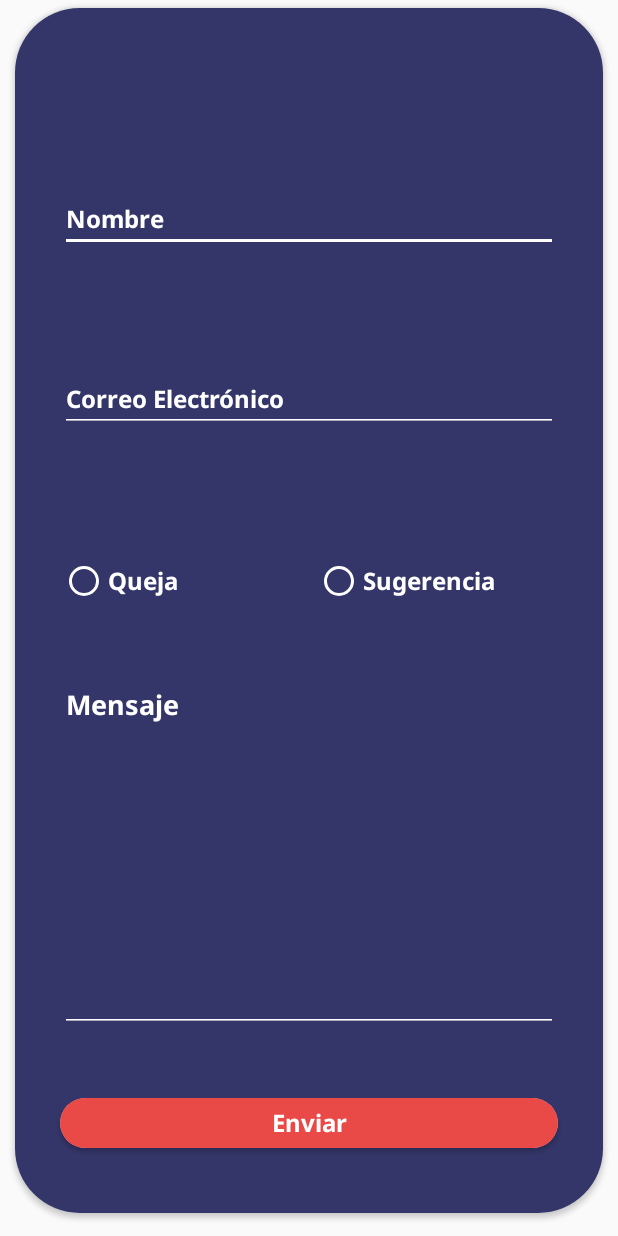
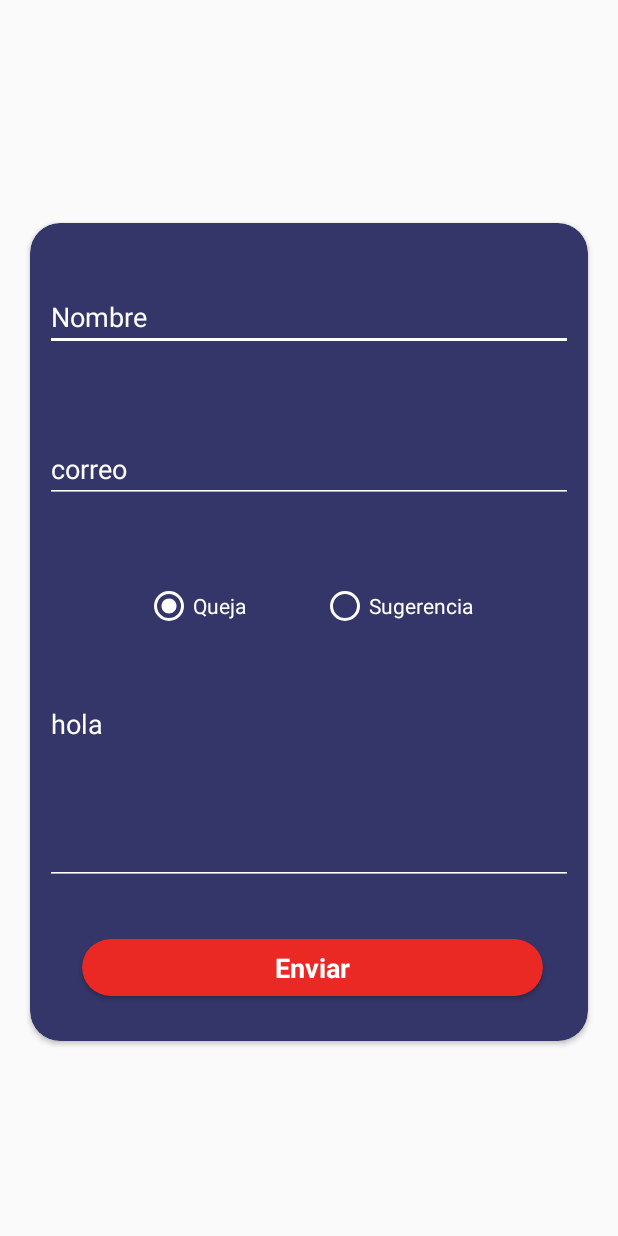
Before and after one commit to VicenteAguileraPerez/IntegraTec, an Android app: the layout activity_complain_suggestions.xml on its own in the app's theme, with its tools: preview values and no code run, on a phone screen of 412 x 824 dp. Run offline under Robolectric (Android 15) with nearby library versions, the phone set to English and light mode, and no system bars.

Commit message:
[ADD] Vista de quejas y sugerencias

```diff
--- a/app/src/main/res/font/noto_sans_bold.xml
+++ /dev/null
@@ -1,7 +0,0 @@
-<?xml version="1.0" encoding="utf-8"?>
-<font-family xmlns:app="http://schemas.android.com/apk/res-auto"
-        app:fontProviderAuthority="com.google.android.gms.fonts"
-        app:fontProviderPackage="com.google.android.gms"
-        app:fontProviderQuery="name=Noto Sans&amp;weight=700"
-        app:fontProviderCerts="@array/com_google_android_gms_fonts_certs">
-</font-family>
--- a/app/src/main/res/layout/activity_complain_suggestions.xml
+++ b/app/src/main/res/layout/activity_complain_suggestions.xml
@@ -9,188 +9,230 @@
 
     <ScrollView
         android:layout_width="match_parent"
-        android:layout_height="match_parent"
-        android:fillViewport="true"
+        android:layout_height="wrap_content"
+        android:layout_gravity="fill_vertical"
         app:layout_constraintBottom_toBottomOf="parent"
         app:layout_constraintEnd_toEndOf="parent"
         app:layout_constraintStart_toStartOf="parent"
         app:layout_constraintTop_toTopOf="parent">
 
-        <androidx.cardview.widget.CardView
-            android:layout_width="match_parent"
-            android:layout_height="wrap_content"
-            android:layout_marginStart="10dp"
-            android:layout_marginTop="5dp"
-            android:layout_marginEnd="10dp"
-            android:layout_marginBottom="15dp"
-            app:cardCornerRadius="43dp">
 
         <androidx.constraintlayout.widget.ConstraintLayout
             android:layout_width="match_parent"
+            android:layout_height="700dp">
+
+            <androidx.cardview.widget.CardView
+                android:id="@+id/cardView2"
+                android:layout_width="match_parent"
                 android:layout_height="match_parent"
-                android:background="#343669">
+                android:layout_margin="20dp"
+                android:elevation="1dp"
+                app:cardBackgroundColor="#343669"
+                app:cardCornerRadius="20dp"
+                app:layout_constraintBottom_toBottomOf="parent"
+                app:layout_constraintEnd_toEndOf="parent"
+                app:layout_constraintStart_toStartOf="parent"
+                app:layout_constraintTop_toTopOf="@+id/guideline9">
+
+                <androidx.constraintlayout.widget.ConstraintLayout
+                    android:layout_width="match_parent"
+                    android:layout_height="match_parent">
+
+
+                    <RadioGroup
+                        android:layout_width="wrap_content"
+                        android:layout_height="40dp"
+                        android:layout_margin="10dp"
+                        android:orientation="horizontal"
+                        app:layout_constraintBottom_toTopOf="@+id/guideline5"
+                        app:layout_constraintEnd_toEndOf="parent"
+                        app:layout_constraintStart_toStartOf="parent"
+                        app:layout_constraintTop_toTopOf="@+id/guideline6">
+
+                        <RadioButton
+
+                            android:id="@+id/radioButton_queja"
+                            android:layout_width="wrap_content"
+                            android:layout_height="wrap_content"
+                            android:buttonTint="#FFFFFF"
+                            android:checked="true"
+                            android:text="@string/queja"
+                            android:textColor="#FFFFFF" />
+
+
+                        <Space
+                            android:layout_width="50dp"
+                            android:layout_height="wrap_content" />
+
+                        <RadioButton
+                            android:id="@+id/radioButton_sugerencia"
+                            android:layout_width="wrap_content"
+                            android:layout_height="wrap_content"
+                            android:buttonTint="#FFFFFF"
+                            android:text="@string/sugerencia"
+                            android:textColor="#FFFFFF" />
+                    </RadioGroup>
+
+                    <EditText
+                        android:id="@+id/editText_mensaje"
+                        android:layout_width="match_parent"
+                        android:layout_height="130dp"
+                        android:layout_margin="10dp"
+                        android:backgroundTint="#FFFFFF"
+                        android:ems="10"
+                        android:gravity="start|top"
+                        android:hint="@string/mensaje"
+                        android:importantForAutofill="no"
+                        android:inputType="textMultiLine"
+                        android:text="hola"
+                        android:textColor="@color/cardview_light_background"
+                        android:textColorHint="@color/cardview_light_background"
+                        app:layout_constraintBottom_toTopOf="@+id/guideline2"
+                        app:layout_constraintEnd_toEndOf="parent"
+                        app:layout_constraintStart_toStartOf="parent"
+                        app:layout_constraintTop_toTopOf="@+id/guideline5" />
+
+                    <EditText
+                        android:id="@+id/editText_email"
+                        android:layout_width="match_parent"
+                        android:layout_height="40dp"
+                        android:layout_margin="10dp"
+                        android:autofillHints=""
+                        android:backgroundTint="#FFFFFF"
+                        android:ems="10"
+                        android:hint="correo"
+                        android:inputType="textEmailAddress"
+                        android:textColor="@color/cardview_light_background"
+                        android:textColorHint="@color/cardview_light_background"
+                        app:layout_constraintBottom_toTopOf="@+id/guideline6"
+                        app:layout_constraintEnd_toEndOf="parent"
+                        app:layout_constraintStart_toStartOf="parent"
+                        app:layout_constraintTop_toTopOf="@+id/guideline4" />
+
+                    <EditText
+                        android:id="@+id/editText_nombre"
+                        android:layout_width="match_parent"
+                        android:layout_height="40dp"
+                        android:layout_margin="10dp"
+                        android:backgroundTint="#FFFFFF"
+                        android:ems="10"
+                        android:hint="@string/nombre"
+                        android:importantForAutofill="no"
+                        android:inputType="textCapWords"
+                        android:textColor="@color/cardview_light_background"
+                        android:textColorHint="@color/cardview_light_background"
+                        app:layout_constraintBottom_toTopOf="@+id/guideline4"
+                        app:layout_constraintEnd_toEndOf="parent"
+                        app:layout_constraintStart_toStartOf="parent"
+                        app:layout_constraintTop_toTopOf="@+id/guideline3" />
+
+                    <androidx.constraintlayout.widget.Guideline
+                        android:id="@+id/guideline7"
+                        android:layout_width="wrap_content"
+                        android:layout_height="wrap_content"
+                        android:orientation="vertical"
+                        app:layout_constraintGuide_percent="0.5" />
+
+
+                    <androidx.constraintlayout.widget.Guideline
+                        android:id="@+id/guideline"
+                        android:layout_width="wrap_content"
+                        android:layout_height="wrap_content"
+                        android:orientation="horizontal"
+                        app:layout_constraintGuide_percent="0.97" />
 
                     <androidx.constraintlayout.widget.Guideline
                         android:id="@+id/guideline2"
                         android:layout_width="wrap_content"
                         android:layout_height="wrap_content"
                         android:orientation="horizontal"
-                    app:layout_constraintGuide_percent="0.10" />
+                        app:layout_constraintGuide_percent="0.85" />
 
                     <androidx.constraintlayout.widget.Guideline
                         android:id="@+id/guideline3"
                         android:layout_width="wrap_content"
                         android:layout_height="wrap_content"
                         android:orientation="horizontal"
-                    app:layout_constraintGuide_percent="0.25" />
-
-                <EditText
-                    android:id="@+id/editTextTextPersonName"
-                    android:layout_width="match_parent"
-                    android:layout_height="wrap_content"
-                    android:layout_marginStart="30dp"
-                    android:layout_marginEnd="30dp"
-                    android:backgroundTint="#FFFFFF"
-                    android:ems="10"
-                    android:fontFamily="@font/noto_sans_bold"
-                    android:hint="@string/nombre"
-                    android:importantForAutofill="no"
-                    android:inputType="textPersonName"
-                    android:textColorHint="#FFFFFF"
-                    android:textSize="16sp"
-                    app:layout_constraintBottom_toTopOf="@+id/guideline3"
-                    app:layout_constraintEnd_toEndOf="parent"
-                    app:layout_constraintStart_toStartOf="parent"
-                    app:layout_constraintTop_toTopOf="@+id/guideline2" />
+                        app:layout_constraintGuide_percent="0.05" />
 
                     <androidx.constraintlayout.widget.Guideline
                         android:id="@+id/guideline4"
                         android:layout_width="wrap_content"
                         android:layout_height="wrap_content"
                         android:orientation="horizontal"
-                    app:layout_constraintGuide_percent="0.40" />
-
-                <EditText
-                    android:id="@+id/editTextTextPersonName2"
-                    android:layout_width="match_parent"
-                    android:layout_height="wrap_content"
-                    android:layout_marginStart="30dp"
-                    android:layout_marginEnd="30dp"
-                    android:backgroundTint="#ffffff"
-                    android:ems="10"
-                    android:fontFamily="@font/noto_sans_bold"
-                    android:hint="@string/email"
-                    android:importantForAutofill="no"
-                    android:inputType="textPersonName"
-                    android:textColorHint="#FFFFFF"
-                    android:textSize="16sp"
-                    app:layout_constraintBottom_toTopOf="@+id/guideline4"
-                    app:layout_constraintEnd_toEndOf="parent"
-                    app:layout_constraintStart_toStartOf="parent"
-                    app:layout_constraintTop_toTopOf="@+id/guideline3" />
-
-                <RadioGroup
-                    android:layout_width="match_parent"
-                    android:layout_height="wrap_content"
-                    android:layout_marginStart="30dp"
-                    android:layout_marginEnd="30dp"
-                    android:orientation="horizontal"
-                    app:layout_constraintBottom_toTopOf="@+id/guideline5"
-                    app:layout_constraintEnd_toEndOf="parent"
-                    app:layout_constraintStart_toStartOf="parent"
-                    app:layout_constraintTop_toTopOf="@+id/guideline4">
-
-                    <RadioButton
-                        android:id="@+id/radioButton3"
-                        android:layout_width="wrap_content"
-                        android:layout_height="wrap_content"
-                        android:layout_weight="1"
-                        android:buttonTint="#ffffff"
-                        android:fontFamily="@font/noto_sans_bold"
-                        android:text="@string/queja"
-                        android:textColor="#FFFFFF"
-                        android:textSize="16sp" />
-
-                    <RadioButton
-                        android:id="@+id/radioButton4"
-                        android:layout_width="wrap_content"
-                        android:layout_height="wrap_content"
-                        android:layout_marginStart="50dp"
-                        android:layout_weight="1"
-                        android:buttonTint="#ffffff"
-                        android:fontFamily="@font/noto_sans_bold"
-                        android:text="@string/sugerencia"
-                        android:textColor="#FFFFFF"
-                        android:textSize="16sp" />
-                </RadioGroup>
+                        app:layout_constraintGuide_percent="0.19" />
 
                     <androidx.constraintlayout.widget.Guideline
                         android:id="@+id/guideline5"
                         android:layout_width="wrap_content"
                         android:layout_height="wrap_content"
                         android:orientation="horizontal"
-                    app:layout_constraintGuide_percent="0.55" />
-
-                <EditText
-                    android:id="@+id/editTextTextMultiLine"
-                    android:layout_width="0dp"
-                    android:layout_height="0dp"
-                    android:layout_marginStart="30dp"
-                    android:layout_marginEnd="30dp"
-                    android:backgroundTint="#FFFFFF"
-                    android:ems="10"
-                    android:fontFamily="@font/noto_sans_bold"
-                    android:gravity="start|top"
-                    android:hint="@string/mensaje"
-                    android:importantForAutofill="no"
-                    android:inputType="textMultiLine"
-                    android:textColorHint="#FFFFFF"
-                    app:layout_constraintBottom_toTopOf="@+id/guideline6"
-                    app:layout_constraintEnd_toEndOf="parent"
-                    app:layout_constraintStart_toStartOf="parent"
-                    app:layout_constraintTop_toTopOf="@+id/guideline5" />
+                        app:layout_constraintGuide_percent="0.53" />
 
                     <androidx.constraintlayout.widget.Guideline
                         android:id="@+id/guideline6"
                         android:layout_width="wrap_content"
                         android:layout_height="wrap_content"
                         android:orientation="horizontal"
-                    app:layout_constraintGuide_percent="0.85" />
+                        app:layout_constraintGuide_percent="0.42" />
 
                     <androidx.cardview.widget.CardView
-                    android:layout_width="0dp"
+                        android:id="@+id/cardView_ButtonPublicar"
+                        android:layout_width="307dp"
+                        android:layout_height="38dp"
+                        android:layout_gravity="center"
+                        app:cardBackgroundColor="#EA2925"
+                        app:cardCornerRadius="20dp"
+                        app:layout_constraintBottom_toTopOf="@+id/guideline"
+                        app:layout_constraintEnd_toStartOf="@+id/guideline8"
+                        app:layout_constraintStart_toStartOf="@+id/guideline10"
+                        app:layout_constraintTop_toTopOf="@+id/guideline2">
+
+                        <androidx.constraintlayout.widget.ConstraintLayout
+                            android:layout_width="match_parent"
+                            android:layout_height="match_parent">
+
+                            <TextView
+                                android:id="@+id/textView_ButtonPublicar"
+                                android:layout_width="wrap_content"
                                 android:layout_height="wrap_content"
-                    android:layout_marginStart="30dp"
-                    android:layout_marginEnd="30dp"
-                    app:cardCornerRadius="30dp"
+                                android:text="@string/enviar"
+                                android:textColor="@android:color/background_light"
+                                android:textSize="18sp"
+                                android:textStyle="bold"
                                 app:layout_constraintBottom_toBottomOf="parent"
                                 app:layout_constraintEnd_toEndOf="parent"
                                 app:layout_constraintStart_toStartOf="parent"
-                    app:layout_constraintTop_toTopOf="@+id/guideline6">
-
-                    <LinearLayout
-                        android:layout_width="match_parent"
-                        android:layout_height="match_parent"
-                        android:background="#E94A47"
-                        android:orientation="vertical">
-
-                        <TextView
-                            android:id="@+id/textView"
-                            android:layout_width="match_parent"
-                            android:layout_height="wrap_content"
-                            android:layout_marginTop="5dp"
-                            android:layout_marginBottom="5dp"
-                            android:fontFamily="@font/noto_sans_bold"
-                            android:text="@string/enviar"
-                            android:textAlignment="center"
-                            android:textColor="#FFFFFF"
-                            android:textSize="16sp" />
-                    </LinearLayout>
+                                app:layout_constraintTop_toTopOf="parent" />
+                        </androidx.constraintlayout.widget.ConstraintLayout>
                     </androidx.cardview.widget.CardView>
 
+                    <androidx.constraintlayout.widget.Guideline
+                        android:id="@+id/guideline8"
+                        android:layout_width="wrap_content"
+                        android:layout_height="wrap_content"
+                        android:orientation="vertical"
+                        app:layout_constraintGuide_percent="0.9568733" />
+
+                    <androidx.constraintlayout.widget.Guideline
+                        android:id="@+id/guideline10"
+                        android:layout_width="wrap_content"
+                        android:layout_height="wrap_content"
+                        android:orientation="vertical"
+                        app:layout_constraintGuide_percent="0.053908356" />
                 </androidx.constraintlayout.widget.ConstraintLayout>
+            </androidx.cardview.widget.CardView>
 
-        </androidx.cardview.widget.CardView>
+            <androidx.constraintlayout.widget.Guideline
+                android:id="@+id/guideline9"
+                android:layout_width="wrap_content"
+                android:layout_height="wrap_content"
+                android:orientation="horizontal"
+                app:layout_constraintGuide_percent="0.03" />
+
+
+        </androidx.constraintlayout.widget.ConstraintLayout>
     </ScrollView>
 
+
 </androidx.constraintlayout.widget.ConstraintLayout>
--- a/app/src/main/res/layout/activity_main.xml
+++ /dev/null
@@ -1,18 +0,0 @@
-<?xml version="1.0" encoding="utf-8"?>
-<androidx.constraintlayout.widget.ConstraintLayout xmlns:android="http://schemas.android.com/apk/res/android"
-    xmlns:app="http://schemas.android.com/apk/res-auto"
-    xmlns:tools="http://schemas.android.com/tools"
-    android:layout_width="match_parent"
-    android:layout_height="match_parent"
-    tools:context=".MainActivity">
-
-    <TextView
-        android:layout_width="wrap_content"
-        android:layout_height="wrap_content"
-        android:text="Hello World!"
-        app:layout_constraintBottom_toBottomOf="parent"
-        app:layout_constraintLeft_toLeftOf="parent"
-        app:layout_constraintRight_toRightOf="parent"
-        app:layout_constraintTop_toTopOf="parent" />
-
-</androidx.constraintlayout.widget.ConstraintLayout>
```
Also changed, not shown: app/src/main/AndroidManifest.xml (+7 -1 lines). Lines whose indentation alone changed are shown as unchanged.
